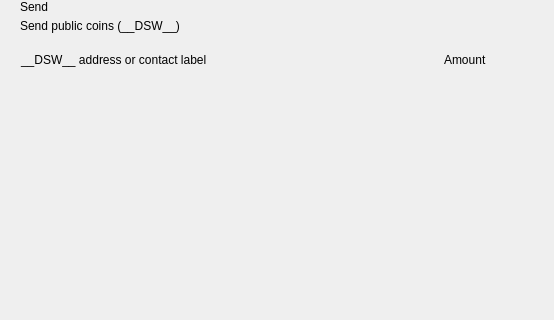
Qt form src/qt/pivx/forms/send.ui (decenomy/DSW) before a commit; both pictures show x 0 to 554 and y 0 to 320 of the 893 by 700 pixel window.
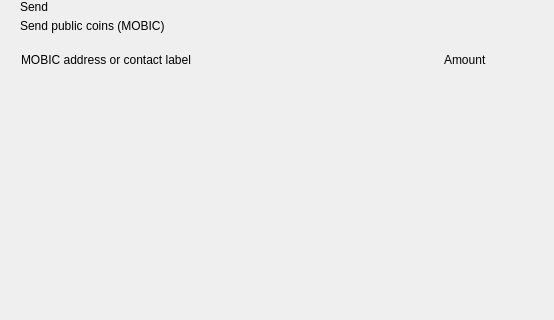
The same form after that commit. Custom widgets are drawn as their Qt base class.

Commit message: Replace standard coin unit __DSW__ by MOBIC (7)

```diff
--- a/src/qt/pivx/forms/send.ui
+++ b/src/qt/pivx/forms/send.ui
@@ -81,7 +81,7 @@
             <item>
              <widget class="QLabel" name="labelSubtitle1">
               <property name="text">
-               <string>Send public coins (__DSW__)</string>
+               <string>Send public coins (MOBIC)</string>
               </property>
              </widget>
             </item>
@@ -141,7 +141,7 @@
              <string notr="true">margin-left:8px;</string>
             </property>
             <property name="text">
-             <string>__DSW__ address or contact label</string>
+             <string>MOBIC address or contact label</string>
             </property>
            </widget>
           </item>
```
The commit also changes 9 other files.
